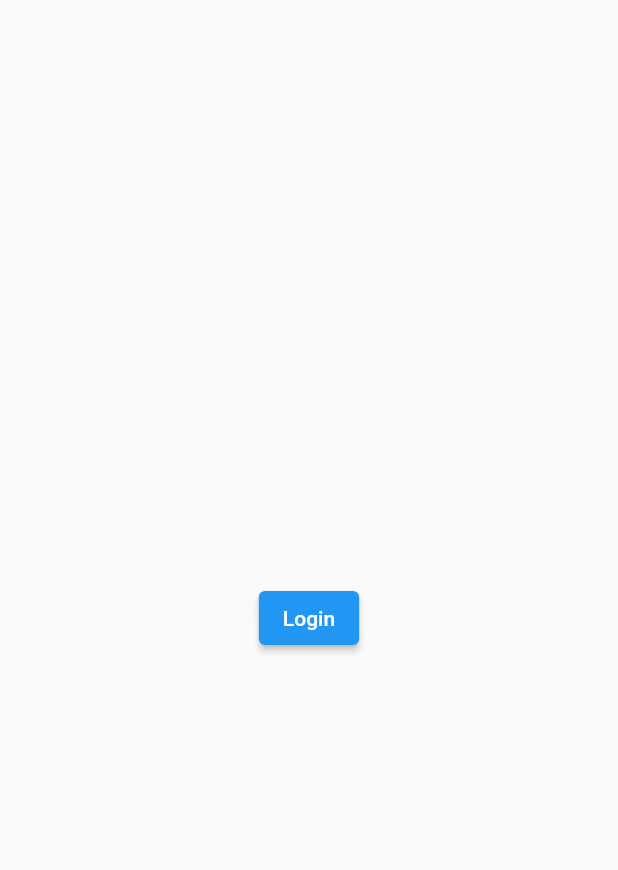
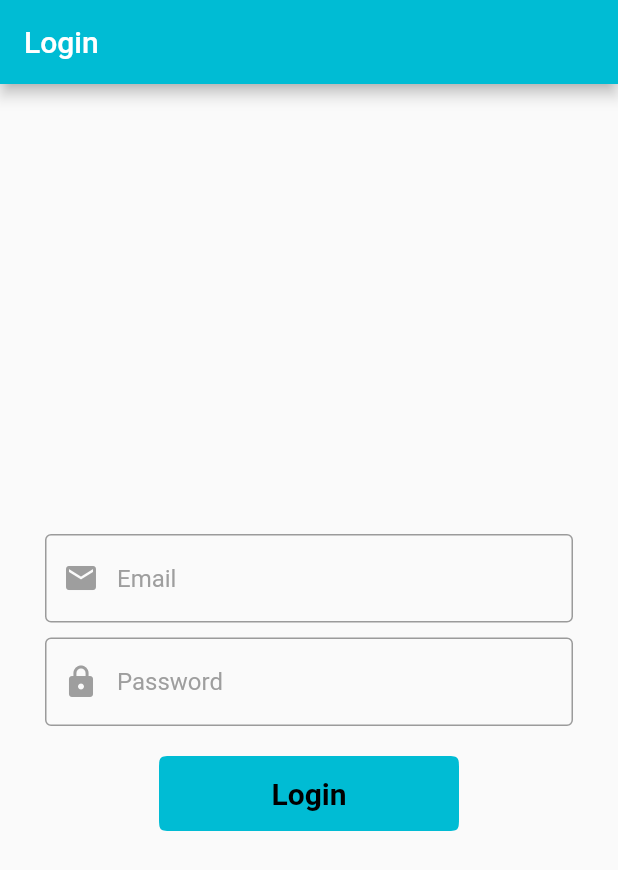
Before and after one commit to roshu190498/FlutterTest, a Flutter app: the screen it shows after launch, on a phone screen of 412 x 824 dp. Shown: the top 870 px of the screen. Run offline on Flutter 3.47's test engine with Material 2 defaults, Android fonts, the phone set to English and light mode, and no system bars; our stand-ins replace cached_network_image; missing offline and left inert: dart:ffi.

Commit message:
login screen added

```diff
--- a/lib/screens/login_page.dart
+++ b/lib/screens/login_page.dart
@@ -2,17 +2,66 @@
 import 'package:flutter/material.dart';
 import 'package:pokedesc/constants/constants.dart';
 import 'package:pokedesc/screens/home_screen.dart';
+import 'package:pokedesc/widgets/custom_form_field.dart';
 
 class LoginPage extends StatelessWidget {
-  const LoginPage({ Key? key }) : super(key: key);
+  TextEditingController emailController = TextEditingController();
+  TextEditingController passwordController = TextEditingController();
+
+  LoginPage({ Key? key }) : super(key: key);
 
   @override
   Widget build(BuildContext context) {
     return Scaffold(
+      appBar: AppBar(title: Text('Login'), backgroundColor: Colors.cyan),
       body: Center(
-        child: ElevatedButton(onPressed: (){
-          Navigator.of(context).push(MaterialPageRoute(builder: (_)=> HomeScreen()));
-        },child: Text(PKConstants.LOGIN),),
+        child: Column(
+          mainAxisAlignment: MainAxisAlignment.center,
+          children: [
+            Padding(
+              padding:
+                  const EdgeInsets.only(top: 30.0, right: 30.0, left: 30.0),
+              child: CustomTextFormField(
+                  controller: emailController,
+                  hintText: 'Email',
+                  isObscuring: false,
+                  obscuringChar: ' ',
+                  icon: Icons.email),
+            ),
+            Padding(
+              padding: const EdgeInsets.only(
+                  top: 10.0, right: 30.0, left: 30.0, bottom: 20.0),
+              child: CustomTextFormField(
+                  controller: passwordController,
+                  hintText: 'Password',
+                  isObscuring: true,
+                  obscuringChar: '*',
+                  icon: Icons.lock),
+            ),
+            InkWell(
+              onTap: () {
+                Navigator.push(
+                    context, MaterialPageRoute(builder: (_) => HomeScreen()));
+              },
+              child: Container(
+                width: 200,
+                height: 50,
+                decoration: ShapeDecoration(
+                    color: Colors.cyan,
+                    shape: ContinuousRectangleBorder(
+                        borderRadius: BorderRadius.circular(10))),
+                child: Center(
+                    child: Text(
+                  'Login',
+                  style: TextStyle(
+                      color: Colors.black,
+                      fontWeight: FontWeight.bold,
+                      fontSize: 20),
+                )),
+              ),
+            )
+          ],
+        ),
       ),
     );
   }
--- a/lib/screens/pokemon_details.dart
+++ b/lib/screens/pokemon_details.dart
@@ -26,7 +26,6 @@ class PokemonDetailsScreen extends StatelessWidget {
                 left: 20,
                 child: Column(
                   children: [
-
                     Text(pokemonData.name!,style: TextStyle(color: Colors.white,fontWeight: FontWeight.bold,fontSize: 30),),
                     ClipRRect(
                         borderRadius: BorderRadius.circular(5),
@@ -50,8 +49,8 @@ class PokemonDetailsScreen extends StatelessWidget {
               Positioned(
                 right: -10,
                 top: 60,
-                height: 100,
-                width: 100,
+                height: 200,
+                width: 200,
                 child: Image.asset(
                   'images/pokeball.png'
                   )
@@ -75,7 +74,7 @@ class PokemonDetailsScreen extends StatelessWidget {
                           NameValueWidget(name: 'height', value: pokemonData.height!),
                           NameValueWidget(name: 'weight', value: pokemonData.weight!),
                           NameValueWidget(name: 'Spawn time', value: pokemonData.spawnTime!),
-                          NameValueWidget(name: 'weakness', value: pokemonData.weaknesses.toString()!),
+                          NameValueWidget(name: 'weakness', value: pokemonData.weaknesses.toString()),
                           // NameValueWidget(name: 'pre evolution', value: pokemonData.!),
                           // NameValueWidget(name: 'next evolution', value: pokemonData.nextEvolution!),
                         ],
--- /dev/null
+++ b/lib/widgets/custom_form_field.dart
@@ -0,0 +1,38 @@
+import 'package:flutter/material.dart';
+
+class CustomTextFormField extends StatelessWidget {
+  const CustomTextFormField(
+      {Key? key,
+      required this.controller,
+      required this.hintText,
+      required this.isObscuring,
+      required this.obscuringChar,
+      required this.icon})
+      : super(key: key);
+
+  final TextEditingController controller;
+  final String hintText;
+  final bool isObscuring;
+  final String obscuringChar;
+  final IconData icon;
+
+  @override
+  Widget build(BuildContext context) {
+    return TextFormField(
+        controller: controller,
+        style: TextStyle(color: Colors.grey),
+        decoration: InputDecoration(
+            focusedBorder:
+                OutlineInputBorder(borderSide: BorderSide(color: Colors.grey)),
+            border:
+                OutlineInputBorder(borderSide: BorderSide(color: Colors.grey)),
+            hintText: hintText,
+            hintStyle: TextStyle(color: Colors.grey),
+            prefixIcon: Icon(
+              icon,
+              color: Colors.grey,
+            )),
+        obscureText: isObscuring,
+        obscuringCharacter: obscuringChar);
+  }
+}
```
